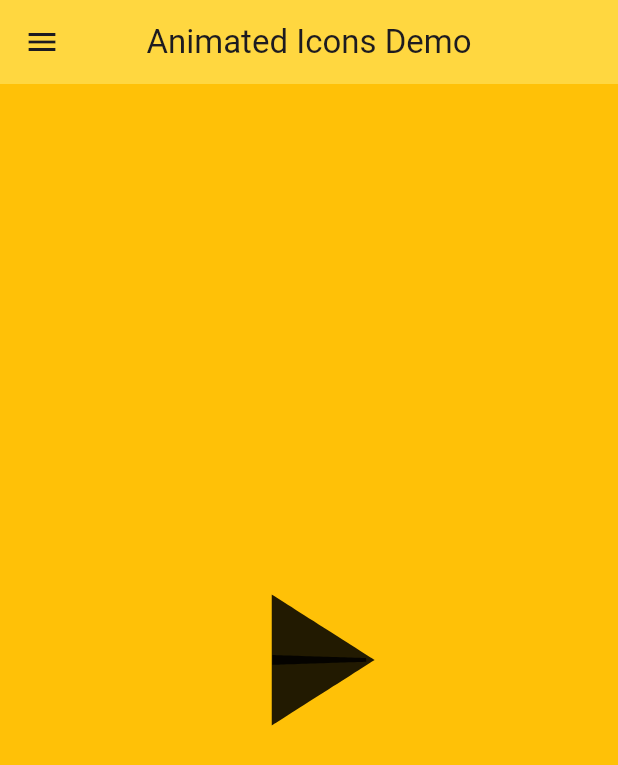
After one commit to sssloba/flutter_animations, a Flutter app: the AnimatedIconsDemo screen opened directly, on a phone screen of 412 x 824 dp. The commit adds this screen. Shown: the top 765 px of the screen. Run offline on Flutter 3.47's test engine with Material 3 defaults, Android fonts, the phone set to English and light mode, and no system bars.

Commit message:
animated-play-pause-icon

```diff
--- /dev/null
+++ b/lib/screens/animated_icons_demo.dart
@@ -0,0 +1,54 @@
+import 'package:flutter/material.dart';
+import 'package:flutter_animations/widgets/app_drawer.dart';
+
+class AnimatedIconsDemo extends StatefulWidget {
+  const AnimatedIconsDemo({super.key});
+
+  @override
+  State<AnimatedIconsDemo> createState() => _AnimatedIconsDemoState();
+}
+
+class _AnimatedIconsDemoState extends State<AnimatedIconsDemo>
+    with SingleTickerProviderStateMixin {
+  late AnimationController animatedIconcontroller;
+  bool isPlay = false;
+
+  @override
+  void initState() {
+    super.initState();
+    animatedIconcontroller = AnimationController(
+      vsync: this,
+      duration: const Duration(
+        milliseconds: 400,
+      ),
+    );
+  }
+
+  @override
+  Widget build(BuildContext context) {
+    return Scaffold(
+      drawer: const AppDrawer(),
+      appBar: AppBar(
+        title: const Text('Animated Icons Demo'),
+      ),
+      body: Center(
+        child: InkWell(
+          onTap: () {
+            isPlay = !isPlay;
+            setState(() {
+              isPlay
+                  ? animatedIconcontroller.forward()
+                  : animatedIconcontroller.reverse();
+            });
+          },
+          child: AnimatedIcon(
+            icon: AnimatedIcons.play_pause,
+            size: 150.0,
+            progress: animatedIconcontroller,
+            semanticLabel: 'Show menu',
+          ),
+        ),
+      ),
+    );
+  }
+}
--- a/lib/widgets/app_drawer.dart
+++ b/lib/widgets/app_drawer.dart
@@ -1,5 +1,6 @@
 import 'package:flutter/material.dart';
 import 'package:flutter_animations/screens/animated_container_demo.dart';
+import 'package:flutter_animations/screens/animated_icons_demo.dart';
 import 'package:flutter_animations/screens/home_page.dart';
 import 'package:flutter_animations/screens/sine_curve_demo.dart';
 import 'package:flutter_animations/widgets/drawer_tile.dart';
@@ -14,6 +15,7 @@ class AppDrawer extends StatelessWidget {
         children: const [
           DrawerTile('Home Page', HomePage()),
           DrawerTile('Animated Container Demo', AnimatedContainerDemo()),
+          DrawerTile('Animated Icons Demo', AnimatedIconsDemo()),
           DrawerTile('Sine Curve Demo', SineCurveDemo())
         ],
       ),
```
Also changed, not shown: pubspec.lock.
